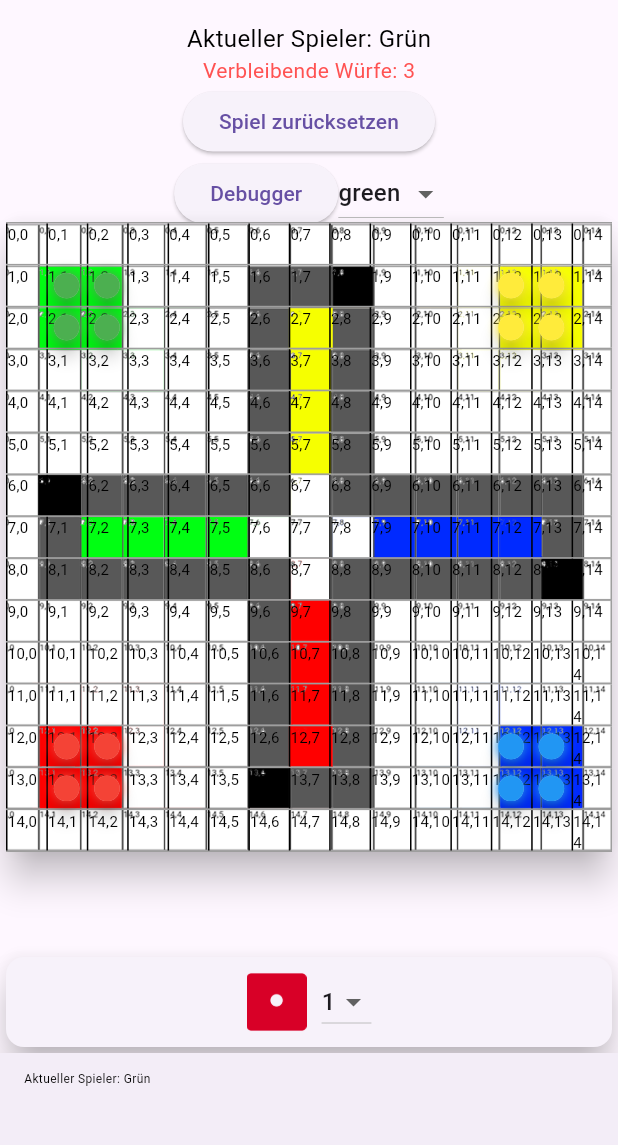
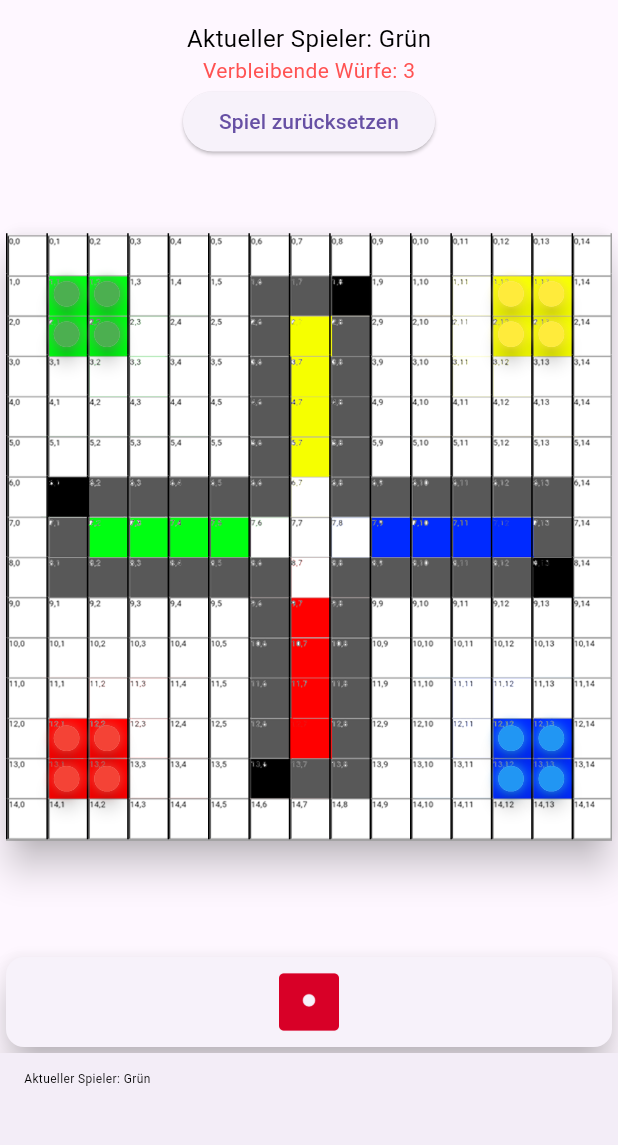
Before and after one commit to eduhoheli001/fitstattfrust, a Flutter app: the screen it shows after launch, on a phone screen of 412 x 824 dp, the part 63-1208 px from its top. Run offline on Flutter 3.47's test engine with Material 3 defaults, Android fonts, the phone set to English and light mode, and no system bars; our stand-ins replace equatable.

Commit message:
-added debug mode -renamed Widgets

```diff
--- a/lib/gameengine/model/game_state.dart
+++ b/lib/gameengine/model/game_state.dart
@@ -15,6 +15,7 @@ class GameState with ChangeNotifier {
   TokenType currentPlayer = TokenType.green;
   bool isAllowedToRoll = true;
   int rollCount = 0;
+  bool debugmode = false;
 
   //homepath
   final List<Position> greenHomePositions = [
--- a/lib/main.dart
+++ b/lib/main.dart
@@ -22,22 +22,22 @@ class FitStattFrust extends StatelessWidget {
           ChangeNotifierProvider(create: (context) => GameState()),
           ChangeNotifierProvider(create: (context) => DiceModel()),
         ],
-        child: MyHomePage(title: 'Fit statt Frust Spiel'),
+        child: gameStartPage(title: 'Fit statt Frust Spiel'),
       ),
     );
   }
 }
 
-class MyHomePage extends StatefulWidget {
-  MyHomePage({Key? key, this.title}) : super(key: key);
+class gameStartPage extends StatefulWidget {
+  gameStartPage({Key? key, this.title}) : super(key: key);
 
   final String? title;
 
   @override
-  _MyHomePageState createState() => _MyHomePageState();
+  _gameStartPageState createState() => _gameStartPageState();
 }
 
-class _MyHomePageState extends State<MyHomePage> {
+class _gameStartPageState extends State<gameStartPage> {
   GlobalKey keyBar = GlobalKey();
 
   @override
@@ -69,6 +69,7 @@ class _MyHomePageState extends State<MyHomePage> {
                   onPressed: () => gameState.resetGame(),
                   child: Text("Spiel zurücksetzen"),
                 ),
+              if(gameState.debugmode)
               Row(
                 mainAxisAlignment: MainAxisAlignment.center,
                 children: <Widget>[
--- a/lib/widgets/board.dart
+++ b/lib/widgets/board.dart
@@ -2,8 +2,8 @@ import 'package:flutter/material.dart';
 import './ludo_row.dart';
 
 class Board extends StatelessWidget {
-  List<List<GlobalKey>> keyRefrences;
-  Board(this.keyRefrences);
+  final List<List<GlobalKey>> keyRefrences;
+  const Board(this.keyRefrences, {super.key});
 
   bool isDesktop(BuildContext context)=> MediaQuery.of(context).size.width >= 600;
 
@@ -12,15 +12,15 @@ class Board extends StatelessWidget {
     for (var i = 0; i < 15; i++) {
       rows.add(
         Container(
-          child: LudoRow(i,keyRefrences[i]),
           decoration: BoxDecoration(
             border: Border(
-              top: BorderSide(color: Colors.grey),
+              //top: BorderSide(color: Colors.grey),
               bottom:
                   i == 14 ? BorderSide(color: Colors.grey) : BorderSide.none,
             ),
             color: Colors.transparent,
           ),
+          child: CustomRow(i,keyRefrences[i]),
         ),
       );
     }
--- a/lib/widgets/dice.dart
+++ b/lib/widgets/dice.dart
@@ -67,7 +67,9 @@ class Dice extends StatelessWidget {
                 ),
               ),
             ),
+            if(gameState.debugmode)
             SizedBox(width: 10),
+            if(gameState.debugmode)
             DropdownButton<int>(
               value: dice.diceOne,
               items: List.generate(7, (index) => index).map((int value) {
--- a/lib/widgets/gameplay.dart
+++ b/lib/widgets/gameplay.dart
@@ -8,7 +8,7 @@ class GamePlay extends StatefulWidget {
   final GlobalKey keyBar;
   final GameState gameState;
 
-  GamePlay(this.keyBar, this.gameState);
+  const GamePlay(this.keyBar, this.gameState, {super.key});
 
   @override
   _GamePlayState createState() => _GamePlayState();
@@ -29,11 +29,11 @@ class _GamePlayState extends State<GamePlay> {
     });
   }
 
-  void callBack(Token token) {
+  /*void callBack(Token token) {
     print(token);
     print(token.tokenState.name);
     print(token.type);
-  }
+  }*/
 
   static List<List<GlobalKey<State>>> _getGlobalKeys() {
     List<List<GlobalKey<State>>> keysMain = [];
--- a/lib/widgets/ludo_row.dart
+++ b/lib/widgets/ludo_row.dart
@@ -1,11 +1,10 @@
 import 'package:flutter/material.dart';
 import '../utility.dart';
 
-class LudoRow extends StatelessWidget {
-
+class CustomRow extends StatelessWidget {
   final int row;
   final List<GlobalKey> keyRow;
-  LudoRow(this.row,this.keyRow);
+  const CustomRow(this.row,this.keyRow, {super.key});
 
   List<Flexible> _getColumns() {
     List<Flexible> columns = [];
@@ -25,7 +24,7 @@ class LudoRow extends StatelessWidget {
               ),
               color: Colors.transparent,//Utility.getColor(row, i)
             ),
-            child: Text('${row},${i}', style: TextStyle(color:Colors.black,fontSize: 10)),
+            //child: Text('${row},${i}', style: TextStyle(color:Colors.black,fontSize: 10)),
           ),
         ),
       ));
```
